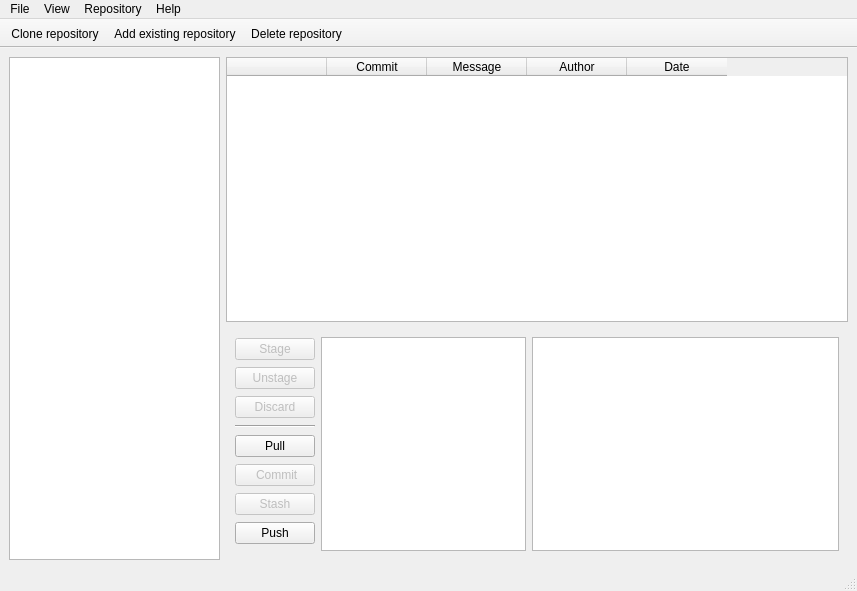
The window that gitraffe/layouts/main_window.ui (pycircle/gitraffe) describes before a commit, drawn with Qt 5.
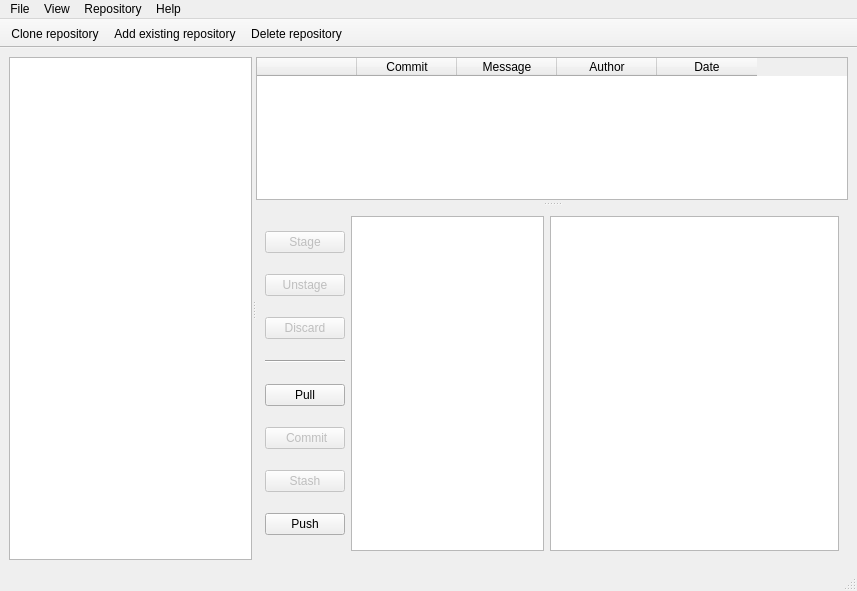
The same window after the commit. Icons and pictures are not drawn.

Diff of the .ui file:
```diff
--- a/gitraffe/layouts/main_window.ui
+++ b/gitraffe/layouts/main_window.ui
@@ -22,18 +22,43 @@
    </property>
    <layout class="QHBoxLayout" name="horizontalLayout">
     <item>
-     <widget class="QListWidget" name="listWidget">
+     <widget class="QSplitter" name="splitter_2">
       <property name="sizePolicy">
-       <sizepolicy hsizetype="Maximum" vsizetype="Expanding">
-        <horstretch>200</horstretch>
+       <sizepolicy hsizetype="Expanding" vsizetype="Preferred">
+        <horstretch>0</horstretch>
         <verstretch>0</verstretch>
        </sizepolicy>
       </property>
-     </widget>
-    </item>
-    <item>
-     <layout class="QVBoxLayout" name="repositoryLayout" stretch="8,7">
-      <item>
+      <property name="orientation">
+       <enum>Qt::Horizontal</enum>
+      </property>
+      <property name="opaqueResize">
+       <bool>false</bool>
+      </property>
+      <property name="childrenCollapsible">
+       <bool>false</bool>
+      </property>
+      <widget class="QListWidget" name="listWidget">
+       <property name="sizePolicy">
+        <sizepolicy hsizetype="Ignored" vsizetype="Expanding">
+         <horstretch>0</horstretch>
+         <verstretch>0</verstretch>
+        </sizepolicy>
+       </property>
+      </widget>
+      <widget class="QSplitter" name="splitter">
+       <property name="sizePolicy">
+        <sizepolicy hsizetype="Preferred" vsizetype="Expanding">
+         <horstretch>0</horstretch>
+         <verstretch>0</verstretch>
+        </sizepolicy>
+       </property>
+       <property name="orientation">
+        <enum>Qt::Vertical</enum>
+       </property>
+       <property name="handleWidth">
+        <number>7</number>
+       </property>
        <widget class="QTableWidget" name="repositoryTableWidget">
         <property name="editTriggers">
          <set>QAbstractItemView::NoEditTriggers</set>
@@ -67,8 +92,6 @@
          </property>
         </column>
        </widget>
-      </item>
-      <item>
        <widget class="QStackedWidget" name="bottomwidgets">
         <property name="currentIndex">
          <number>0</number>
@@ -363,8 +386,8 @@
          </layout>
         </widget>
        </widget>
-      </item>
-     </layout>
+      </widget>
+     </widget>
     </item>
    </layout>
   </widget>
```
